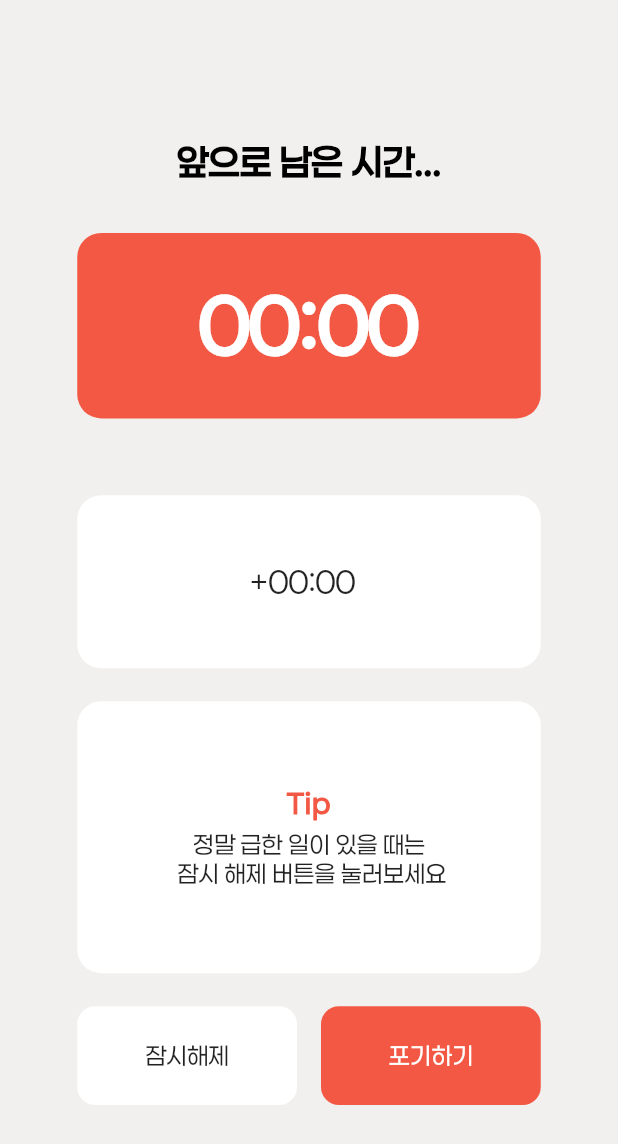
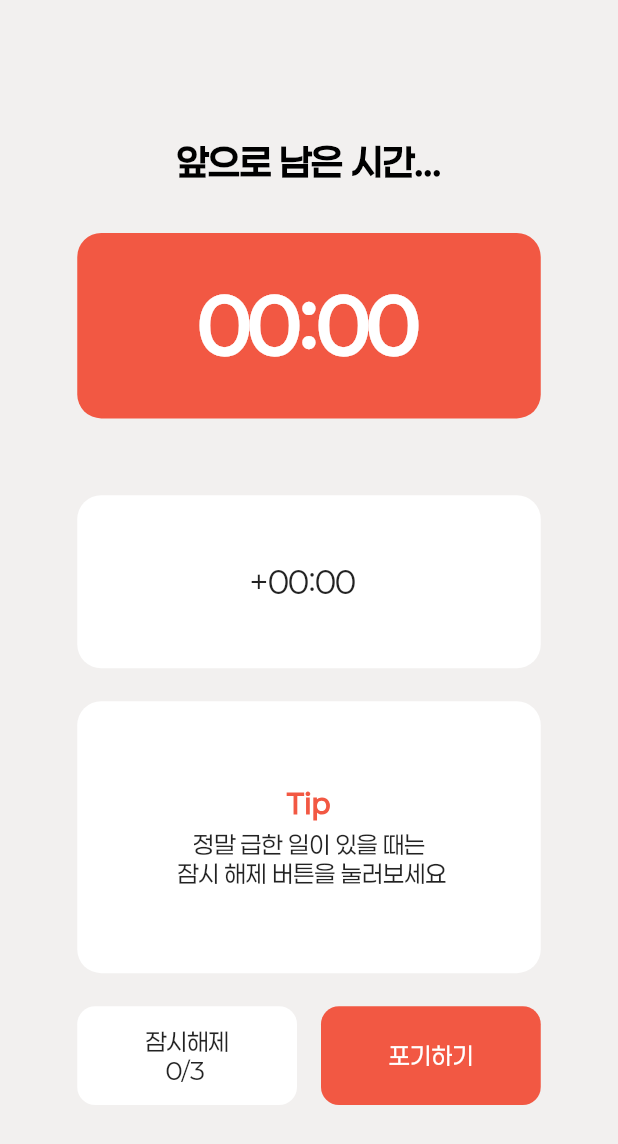
Before and after one commit to Apps-P/TODO_LOCK_Frontend, a Flutter app: the LockOverlayView widget shown alone on an empty page, opened directly with empty values, on a phone screen of 412 x 824 dp. Shown: the top 1144 px of the screen. Run offline on Flutter 3.47's test engine with Material 3 defaults, Android fonts, the phone set to English and light mode, and no system bars; our stand-ins replace flutter_slidable, hive, hive_flutter; missing offline and left inert: flutter_overlay_window; accounts and stored records are empty.

Commit message:
fix: UI: mm:ss -> hh:mm:ss & temp mode count constrains.

```diff
--- a/lib/views/edit/edit_create_view.dart
+++ b/lib/views/edit/edit_create_view.dart
@@ -30,7 +30,7 @@ class _TodoEditCreatePageState extends State<TodoEditCreatePage> {
     _todoBox = Hive.box<Todo>('todos');
     _selectedDate = widget.todo?.date ?? widget.initialDate;
     _contentController.text = widget.todo?.content ?? "";
-    _selectedMinutes = widget.todo?.duration.inMinutes ?? 10; // 기본 10분
+    _selectedMinutes = widget.todo?.duration.inMinutes.remainder(60) ?? 10; // 기본 10분
     _selectedHours = widget.todo?.duration.inHours ?? 0;
     _isLocked = widget.todo?.lock ?? false;
   }
@@ -68,7 +68,7 @@ class _TodoEditCreatePageState extends State<TodoEditCreatePage> {
       final newTodo = Todo(
         content: _contentController.text,
         lock: _isLocked, // 3. 설정된 Lock 값 반영
-        duration: Duration(minutes: _selectedMinutes),
+        duration: Duration(minutes: _selectedMinutes, hours: _selectedHours),
       )
         ..date = _selectedDate
         ..user_id = "user_1"
@@ -81,7 +81,7 @@ class _TodoEditCreatePageState extends State<TodoEditCreatePage> {
       final oldDate = todo.date;
 
       todo.content = _contentController.text;
-      todo.duration = Duration(minutes: _selectedMinutes);
+      todo.duration = Duration(minutes: _selectedMinutes, hours: _selectedHours);
       todo.lock = _isLocked; // 4. 수정된 Lock 값 반영
 
       if (!isSameDay(oldDate, _selectedDate)) {
--- a/lib/views/lock/lock_overlay_view.dart
+++ b/lib/views/lock/lock_overlay_view.dart
@@ -41,6 +41,7 @@ class _LockOverlayViewState extends State<LockOverlayView> {
 
   double _tmpWidth = 0;
   double _tmpHeight = 0;
+  int _tempPressCount = 0;
 
   @override
   void initState() {
@@ -128,17 +129,6 @@ class _LockOverlayViewState extends State<LockOverlayView> {
       // 새로 열기 - 이때 디스크에서 최신 데이터 읽음
       todoBox = await Hive.openBox<Todo>('todos');
 
-      // log("========= Hive Todo List Check [lock] =========");
-      // log("Total count: ${todoBox.length}");
-      //
-      // for (int i = 0; i < todoBox.length; i++) {
-      //   final todo = todoBox.getAt(i);
-      //   if (todo != null) {
-      //     log("Index[$i] | Hive Key: ${todoBox.keyAt(i)} | Todo ID: ${todo.id} | Content: ${todo.content}");
-      //   }
-      // }
-      // log("========================================");
-
       // ID로 Todo 찾기
       Todo? targetTodo;
       for (var t in todoBox.values) {
@@ -190,6 +180,13 @@ class _LockOverlayViewState extends State<LockOverlayView> {
   /// Handler for [temp] mode and [lock] mode switch.
   Future<void> _handleTempMode() async {
     if (_mode == OverlayMode.temp) return;
+
+    // 3번 초과 시 버튼 비활성화 처리 (LockUI에서 색상/동작 제어)
+    if (_tempPressCount >= 3) return;
+
+    setState(() {
+      _tempPressCount++;
+    });
 
     double device_h = MediaQuery.of(context).size.height;
     double device_w = MediaQuery.of(context).size.width;
@@ -245,6 +242,7 @@ class _LockOverlayViewState extends State<LockOverlayView> {
         formatDuration: _formatDuration,
         onTempMode: _handleTempMode,
         onGiveUp: onGiveUp,
+        tempPressCount: _tempPressCount,
       ),
     );
   }
--- a/lib/views/lock/lock_ui.dart
+++ b/lib/views/lock/lock_ui.dart
@@ -8,6 +8,7 @@ class LockUI extends StatelessWidget {
   final String Function(Duration) formatDuration;
   final VoidCallback onTempMode;
   final void Function() onGiveUp;
+  final int tempPressCount;
 
   const LockUI({
     super.key,
@@ -17,12 +18,15 @@ class LockUI extends StatelessWidget {
     required this.formatDuration,
     required this.onTempMode,
     required this.onGiveUp,
+    required this.tempPressCount,
   });
 
   @override
   Widget build(BuildContext context) {
     var par_h = MediaQuery.of(context).size.height;
     var par_w = MediaQuery.of(context).size.width;
+
+    final bool isTempDisabled = tempPressCount >= 3;
 
     return Center(
       child: Container(
@@ -153,19 +157,24 @@ class LockUI extends StatelessWidget {
                         // 잠시해제 버튼
                         Expanded(
                           child: GestureDetector(
-                            onTap: onTempMode,
+                            onTap: isTempDisabled ? null : onTempMode,
                             child: Container(
                               padding: EdgeInsets.symmetric(vertical: 14),
                               decoration: BoxDecoration(
-                                color: Colors.white,
+                                color: isTempDisabled
+                                    ? Colors.black26
+                                    : Colors.white,
                                 borderRadius: BorderRadius.circular(12),
                               ),
                               alignment: Alignment.center,
                               child: Text(
-                                "잠시해제",
+                                "잠시해제\n    $tempPressCount/3",
                                 style: TextStyle(
                                   fontSize: 16,
-                                  color: Colors.black87,
+                                  fontWeight: FontWeight.w400,
+                                  color: isTempDisabled
+                                      ? Colors.white
+                                      : Colors.black87,
                                 ),
                               ),
                             ),
@@ -192,6 +201,7 @@ class LockUI extends StatelessWidget {
                                 "포기하기",
                                 style: TextStyle(
                                   fontSize: 16,
+                                  fontWeight: FontWeight.w400,
                                   color: Colors.white,
                                 ),
                               ),
--- a/lib/views/main/setting.dart
+++ b/lib/views/main/setting.dart
@@ -1,6 +1,7 @@
 import 'package:flutter/material.dart';
 import 'package:flutter_overlay_window/flutter_overlay_window.dart';
 import 'package:todo_and_lock/theme/sliding_toggle.dart';
+import 'package:todo_and_lock/theme/app_colors.dart';
 
 class SettingsPage extends StatefulWidget {
   const SettingsPage({super.key});
@@ -119,6 +120,8 @@ class _SettingsPageState extends State<SettingsPage> with WidgetsBindingObserver
           SlidingToggle(
             value: value,
             onChanged: onChanged,
+            beginColor: AppColors.white,
+            endColor: AppColors.carrot,
           ),
         ],
       ),
```
Also changed, not shown: lib/views/main/todo/func.dart (+9 -4 lines), pubspec.lock.
